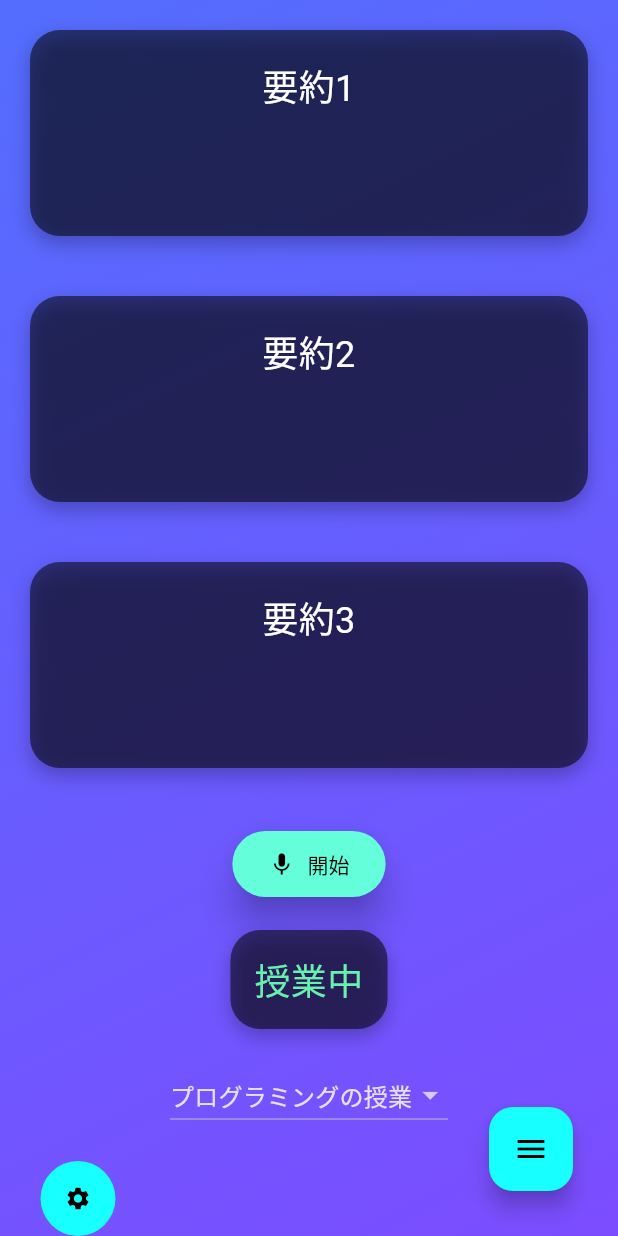
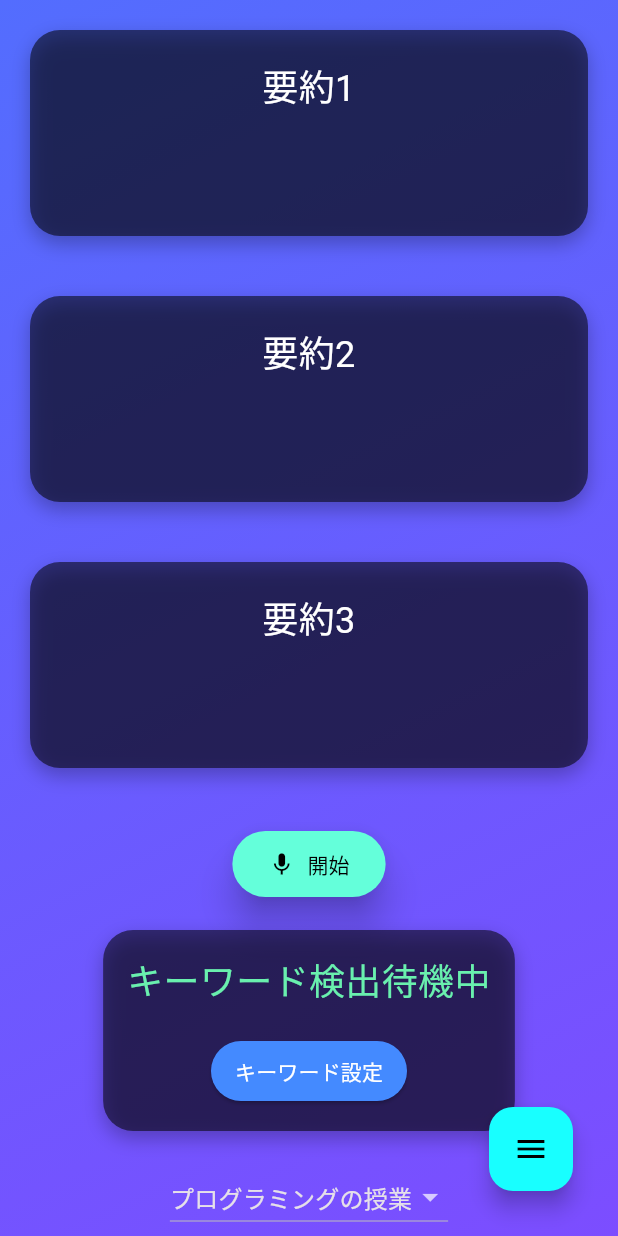
Before and after one commit to hu-hicoder/taskEcho, a Flutter app: the screen it shows after launch, on a phone screen of 412 x 824 dp. Run offline on Flutter 3.47's test engine with Material 3 defaults, Android fonts, the phone set to English and light mode, and no system bars; our stand-ins replace flutter_dotenv, shared_preferences, speech_to_text; missing offline and left inert: voice_to_text.

Commit message:
いったんキーワード検出を実装

```diff
--- a/front_end/lib/pages/voiceRecognitionPage.dart
+++ b/front_end/lib/pages/voiceRecognitionPage.dart
@@ -10,6 +10,7 @@ import 'package:provider/provider.dart';
 import '../providers/classProvider.dart';
 import '../providers/textsDataProvider.dart';
 import '../providers/recognitionProvider.dart';
+import '../providers/keywordProvider.dart';
 import '../dialogs/settingDialog.dart';
 import '../dialogs/keywordSettingDialog.dart';
 import '../dialogs/classSettingDialog.dart';
@@ -20,44 +21,20 @@ class VoiceRecognitionPage extends StatefulWidget {
 }
 
 class _VoiceRecognitionPageState extends State<VoiceRecognitionPage> {
-  //String recognizedText = "認識結果がここに表示されます";
-  //String summarizedText = "要約データがここに表示されます";
   List<String> recognizedTexts = ["認識結果1", "認識結果2", "認識結果3"];
   List<String> summarizedTexts = ["要約1", "要約2", "要約3"];
-  //bool isRecognizing = false;
-  String keyword = "授業中";
+  String keyword = "キーワード検出待機中";
+  List<String> detectedKeywords = [];
   Timer? timer;
   Timer? flashTimer;
   bool isFlashing = false; // 点滅フラグ
   bool showGradient = true; // デフォルトの背景をグラデーションに戻すためのフラグ
-  //bool canFlash = true; // フラグを追加
   bool existKeyword = false; // キーワードが存在するかのフラグ
   Color backgroundColor = Colors.indigoAccent; // 点滅中の背景色管理用
   int currentIndex = 0; //要約とかの文章を受け取るリストのインデックスを管理する変数
   TextEditingController classController = TextEditingController();
   // 呼び出し済みのsummarizedTextsを追跡するセットを定義
   Set<String> calledeventTime = {};
-
-  // //キーワードをapp.pyに送信
-  // Future<void> sendKeywords() async {
-  //   final response = await http.post(
-  //     Uri.parse('http://localhost:5000/set_keywords'),
-  //     headers: {'Content-Type': 'application/json'},
-  //     body: jsonEncode({'keywords': keywords}),
-  //   );
-
-  //   if (response.statusCode == 200) {
-  //     print("キーワードを送信しました");
-  //   } else {
-  //     print("キーワードの送信に失敗しました");
-  //   }
-  // }
-
-  // @override
-  // void initState() {
-  //   super.initState();
-  //   sendKeywords(); // ウィジェットの初期化時にキーワードを送信
-  // }
 
   // サーバーからデータを取得する関数
   Future<void> fetchRecognizedText() async {
@@ -67,6 +44,8 @@ class _VoiceRecognitionPageState extends State<VoiceRecognitionPage> {
         Provider.of<ClassProvider>(context, listen: false).selectedClass;
     final recognitionProvider =
         Provider.of<RecognitionProvider>(context, listen: false);
+    final keywordProvider =
+        Provider.of<KeywordProvider>(context, listen: false);
 
     try {
       // 🎙 認識結果を取得
@@ -76,7 +55,10 @@ class _VoiceRecognitionPageState extends State<VoiceRecognitionPage> {
         // 要約処理だけど今のところそのまま返す
         String newSummarizedText = newRecognizedText;
 
-        existKeyword = checkForKeyword(newRecognizedText);
+        // キーワード検出
+        List<String> keywords = keywordProvider.keywords;
+        detectedKeywords = keywords.where((k) => newRecognizedText.contains(k)).toList();
+        existKeyword = detectedKeywords.isNotEmpty;
 
         // 📝 Providerのデータを更新
         textsDataProvider.addRecognizedText(selectedClass, newRecognizedText);
@@ -98,6 +80,7 @@ class _VoiceRecognitionPageState extends State<VoiceRecognitionPage> {
 
           // キーワードに応じて点滅処理を実行
           if (existKeyword) {
+            keyword = "検出: ${detectedKeywords.join(', ')}";
             startFlashing();
           } else {
             stopFlashing();
@@ -105,13 +88,6 @@ class _VoiceRecognitionPageState extends State<VoiceRecognitionPage> {
         });
 
         print('認識結果：${summarizedTexts[currentIndex]}');
-
-        // 📅 Googleカレンダー連携
-        // String? eventTime = await extractTime(newSummarizedText);
-        // if (eventTime != null && !calledeventTime.contains(eventTime)) {
-        //   await createEvent(eventTime, "授業予定");
-        //   calledeventTime.add(eventTime);
-        // }
       }
     } catch (e) {
       print('エラーが発生しました: $e');
@@ -121,9 +97,11 @@ class _VoiceRecognitionPageState extends State<VoiceRecognitionPage> {
     }
   }
 
-  // キーワード検出だけど動くように仮においてる
+  // キーワード検出
   bool checkForKeyword(String text) {
-    return text.contains("授業");
+    final keywordProvider = Provider.of<KeywordProvider>(context, listen: false);
+    List<String> keywords = keywordProvider.keywords;
+    return keywords.any((keyword) => text.contains(keyword));
   }
 
   // 点滅を開始する（keywordの状態によって切り替え）
@@ -150,88 +128,11 @@ class _VoiceRecognitionPageState extends State<VoiceRecognitionPage> {
     }
     isFlashing = false;
     flashTimer?.cancel();
-    keyword = "授業中"; // キーワードをリセット
+    keyword = "キーワード検出待機中"; // キーワードをリセット
     setState(() {
       showGradient = true; // 背景をグラデーションに戻す
     });
   }
-
-  // // 文字列から時刻情報を抽出する関数
-  // String? extractTime(String text) {
-  //   final timeRegExp = RegExp(r'(\d{1,2}:\d{2})');
-  //   final match = timeRegExp.firstMatch(text);
-  //   return match?.group(0);
-  // }
-
-  // gooラボの時刻情報正規化APIを呼び出す関数
-  // Future<String?> extractTime(String text) async {
-  //   final apiKey = dotenv.env['API_KEY']; // 環境変数からAPIキーを取得
-  //   print("=====extractTime=====");
-  //   if (apiKey == null) {
-  //     print('APIキーが設定されていません');
-  //     return null;
-  //   }
-
-  //   final url = Uri.parse('https://labs.goo.ne.jp/api/chrono');
-  //   final headers = {'Content-Type': 'application/json'};
-  //   final body = jsonEncode({'app_id': apiKey, 'sentence': text});
-
-  //   try {
-  //     print('Sending request to $url with body: $body');
-  //     final response = await http.post(url, headers: headers, body: body);
-  //     print('Received response with status code: ${response.statusCode}');
-  //     if (response.statusCode == 200) {
-  //       final data = jsonDecode(response.body);
-  //       print('Received data: $data');
-  //       if (data['datetime_list'] != null && data['datetime_list'].isNotEmpty) {
-  //         final datetime = data['datetime_list'][0][1].toString();
-  //         print('Extracted datetime: $datetime');
-  //         return datetime;
-  //       } else {
-  //         print('datetime_listが空です。');
-  //       }
-  //     } else {
-  //       print('時刻情報正規化APIの呼び出しに失敗しました。ステータスコード: ${response.statusCode}');
-  //       print('レスポンスボディ: ${response.body}');
-  //     }
-  //   } catch (e) {
-  //     print('エラーが発生しました: $e');
-  //     setState(() {
-  //       recognizedTexts[currentIndex] = "データ取得エラー";
-  //     });
-  //   }
-  //   print("==========");
-  //   return null;
-  // }
-
-  // // GoogleカレンダーのURLを生成する関数
-  // Future<void> createEvent(String eventTime, String currentIndex) async {
-  //   try {
-  //     final url = Uri.parse('http://localhost:5000/create_event');
-  //     final response = await http.post(
-  //       url,
-  //       headers: {'Content-Type': 'application/json'},
-  //       body: jsonEncode({
-  //         'eventTime': eventTime,
-  //         'currentIndex': currentIndex,
-  //       }),
-  //     );
-  //     print("=====createEvent=====");
-  //     if (response.statusCode == 200) {
-  //       // 成功時の処理
-  //       print('Event created successfully');
-  //     } else {
-  //       // エラーハンドリング
-  //       print(
-  //           'Failed to create event with status code: ${response.statusCode}');
-  //       print('Response body: ${response.body}');
-  //     }
-  //   } catch (e) {
-  //     // ネットワークエラーやその他の例外をキャッチ
-  //     print('An error occurred: $e');
-  //   }
-  //   print("==========");
-  // }
 
   // 音声認識の開始
   Future<void> startRecording() async {
@@ -270,7 +171,7 @@ class _VoiceRecognitionPageState extends State<VoiceRecognitionPage> {
     recognitionProvider.stopListening(); // 音声認識を停止
     timer?.cancel(); // タイマーを停止
     stopFlashing(); // 点滅停止
-    keyword = "授業中"; // キーワードをリセット
+    keyword = "キーワード検出待機中"; // キーワードをリセット
 
     print("🛑 音声認識を停止しました");
   }
@@ -281,6 +182,7 @@ class _VoiceRecognitionPageState extends State<VoiceRecognitionPage> {
         MediaQuery.of(context).size.height / 6; // 画面の高さの1/6
     final classProvider = Provider.of<ClassProvider>(context);
     final recognitionProvider = Provider.of<RecognitionProvider>(context);
+    final keywordProvider = Provider.of<KeywordProvider>(context);
 
     return BasePage(
       body: Stack(
@@ -432,15 +334,69 @@ class _VoiceRecognitionPageState extends State<VoiceRecognitionPage> {
                           ),
                         ],
                       ),
-                      child: Text(
+                      child: Column(
+                        children: [
+                          Text(
                             keyword,
                             style: TextStyle(
                               fontSize: 24,
-                          color: (keyword == "授業中")
-                              ? Colors.greenAccent
-                              : Colors.redAccent,
+                              color: existKeyword
+                                  ? Colors.redAccent
+                                  : Colors.greenAccent,
                             ),
                             textAlign: TextAlign.center,
+                          ),
+                          SizedBox(height: 10),
+                          // 登録済みキーワード一覧
+                          if (keywordProvider.keywords.isNotEmpty)
+                            Container(
+                              padding: EdgeInsets.all(8),
+                              decoration: BoxDecoration(
+                                color: Colors.black38,
+                                borderRadius: BorderRadius.circular(10),
+                              ),
+                              child: Column(
+                                crossAxisAlignment: CrossAxisAlignment.start,
+                                children: [
+                                  Text(
+                                    "登録キーワード:",
+                                    style: TextStyle(
+                                      fontSize: 16,
+                                      color: Colors.white70,
+                                    ),
+                                  ),
+                                  Wrap(
+                                    spacing: 8,
+                                    children: keywordProvider.keywords
+                                        .map((k) => Chip(
+                                              label: Text(k),
+                                              backgroundColor: Colors.blueGrey,
+                                              labelStyle: TextStyle(color: Colors.white),
+                                            ))
+                                        .toList(),
+                                  ),
+                                ],
+                              ),
+                            ),
+                          SizedBox(height: 10),
+                          // キーワード設定ボタンを追加
+                          ElevatedButton(
+                            onPressed: () {
+                              showKeywordSettingDialog(context); // キーワード設定ダイアログを表示
+                            },
+                            style: ElevatedButton.styleFrom(
+                              backgroundColor: Colors.blueAccent,
+                              padding: EdgeInsets.symmetric(horizontal: 16, vertical: 8),
+                              shape: RoundedRectangleBorder(
+                                borderRadius: BorderRadius.circular(20),
+                              ),
+                            ),
+                            child: Text(
+                              'キーワード設定',
+                              style: TextStyle(color: Colors.white),
+                            ),
+                          ),
+                        ],
                       ),
                     ),
                     SizedBox(height: 20),
--- a/front_end/pubspec.yaml
+++ b/front_end/pubspec.yaml
@@ -43,8 +43,8 @@ dependencies:
   # The following adds the Cupertino Icons font to your application.
   # Use with the CupertinoIcons class for iOS style icons.
   cupertino_icons: ^1.0.8
-  speech_to_text_ultra: ^0.0.3
-  # speech_to_text: ^7.0.0
+  #speech_to_text_ultra: ^0.0.3
+  speech_to_text: ^7.0.0
   permission_handler: ^11.3.1
   flutter_dotenv: ^5.2.1
   shared_preferences: ^2.5.3
```
Also changed, not shown: front_end/lib/providers/keywordProvider.dart (+16 -0 lines), front_end/lib/providers/recognitionProvider.dart (+24 -7 lines), front_end/pubspec.lock, 1 other file. Lines whose indentation alone changed are shown as unchanged.
